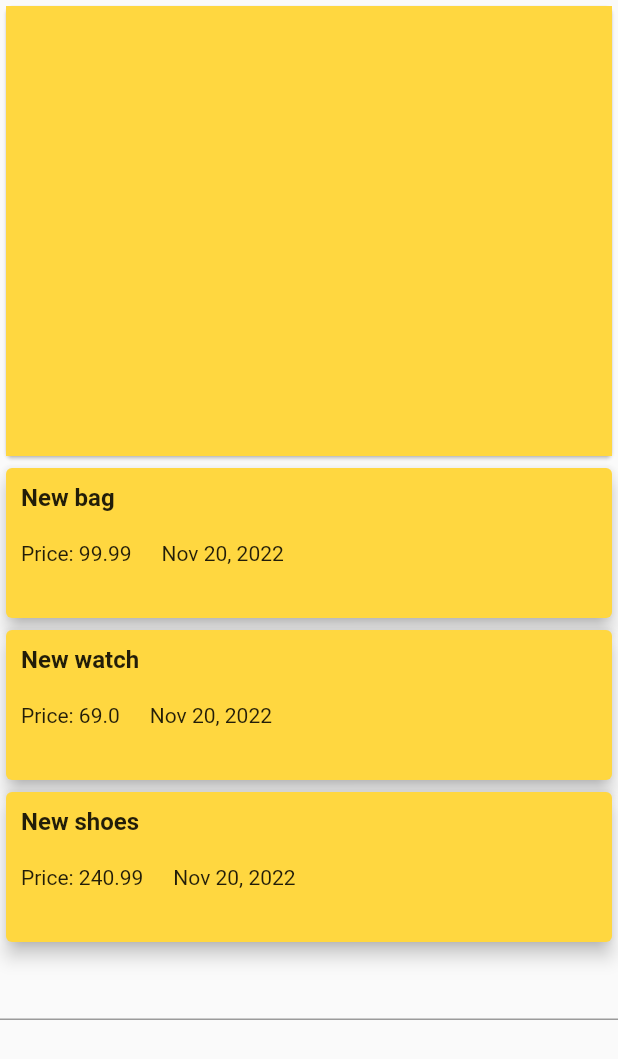
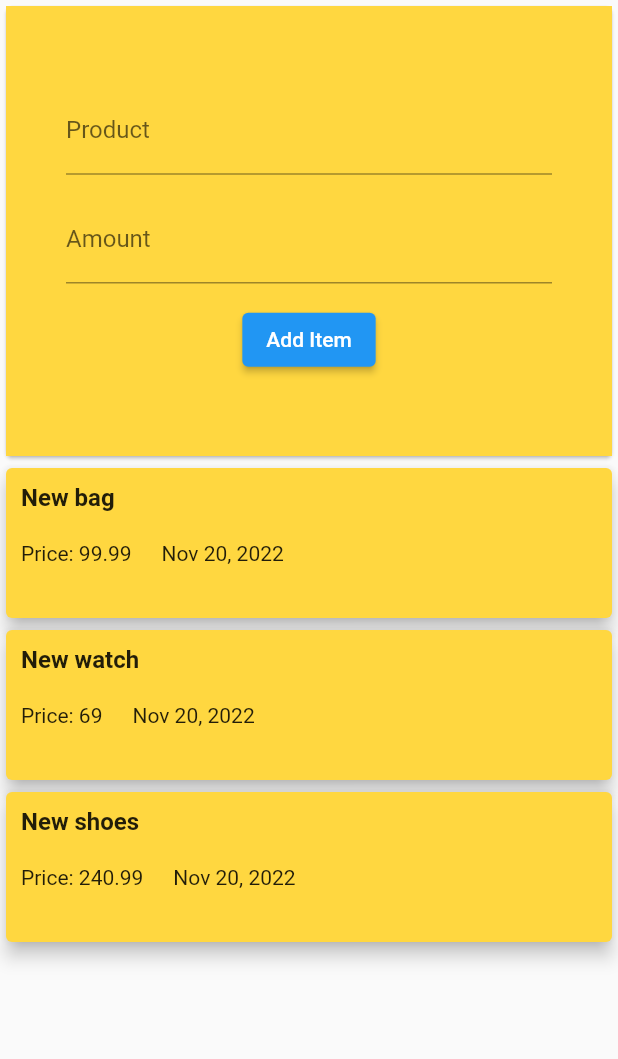
Before and after one commit to ShubhamTrip/Flutter-From-Mac, a Flutter app: the screen it shows after launch, on a phone screen of 412 x 824 dp. Shown: the top 1059 px of the screen. Run offline on Flutter 3.47's test engine with Material 2 defaults, Android fonts, the phone set to English and light mode, and no system bars.

Commit message:
Add functionality added

```diff
--- a/expanseapp/lib/Models/TransCard.dart
+++ b/expanseapp/lib/Models/TransCard.dart
@@ -6,7 +6,7 @@ import 'package:intl/intl.dart';
 class TransCard extends StatelessWidget {
   String product;
   DateTime date;
-  double price;
+  String price;
   TransCard({required this.product, required this.date, required this.price});
 
   @override
--- a/expanseapp/lib/Models/transactions.dart
+++ b/expanseapp/lib/Models/transactions.dart
@@ -1,11 +1,6 @@
 class Transactions {
   late String title;
-  late String id;
   late DateTime date;
-  late double amount;
-  Transactions(
-      {required this.amount,
-      required this.date,
-      required this.title,
-      required this.id});
+  late String amount;
+  Transactions({required this.amount, required this.date, required this.title});
 }
--- a/expanseapp/lib/main.dart
+++ b/expanseapp/lib/main.dart
@@ -16,13 +16,13 @@ class Main extends StatefulWidget {
 }
 
 class _MainState extends State<Main> {
+  TextEditingController addtitle = TextEditingController();
+  TextEditingController addprice = TextEditingController();
+
   List<Transactions> transactions = [
-    Transactions(
-        amount: 99.99, date: DateTime.now(), title: "New bag", id: "t1"),
-    Transactions(
-        amount: 69, date: DateTime.now(), title: "New watch", id: "t2"),
-    Transactions(
-        amount: 240.99, date: DateTime.now(), title: "New shoes", id: "t3")
+    Transactions(amount: '99.99', date: DateTime.now(), title: "New bag"),
+    Transactions(amount: '69', date: DateTime.now(), title: "New watch"),
+    Transactions(amount: '240.99', date: DateTime.now(), title: "New shoes")
   ];
   @override
   Widget build(BuildContext context) {
@@ -34,9 +34,33 @@ class _MainState extends State<Main> {
           children: [
             Card(
               child: Container(
+                padding: EdgeInsets.all(40),
                 height: 300,
                 width: double.infinity,
                 color: Colors.amberAccent,
+                child: Column(
+                  mainAxisAlignment: MainAxisAlignment.spaceEvenly,
+                  children: [
+                    TextField(
+                      controller: addtitle,
+                      decoration: InputDecoration(labelText: 'Product'),
+                    ),
+                    TextField(
+                      controller: addprice,
+                      decoration: InputDecoration(labelText: 'Amount'),
+                    ),
+                    ElevatedButton(
+                        onPressed: () {
+                          setState(() {
+                            transactions.add(Transactions(
+                                amount: addprice.text,
+                                date: DateTime.now(),
+                                title: addtitle.text));
+                          });
+                        },
+                        child: Text("Add Item"))
+                  ],
+                ),
               ),
             ),
             Column(
@@ -46,8 +70,7 @@ class _MainState extends State<Main> {
                           product: value.title,
                           price: value.amount,
                         ))
-                    .toList()),
-            TextField()
+                    .toList())
           ],
         )),
       ),
```
